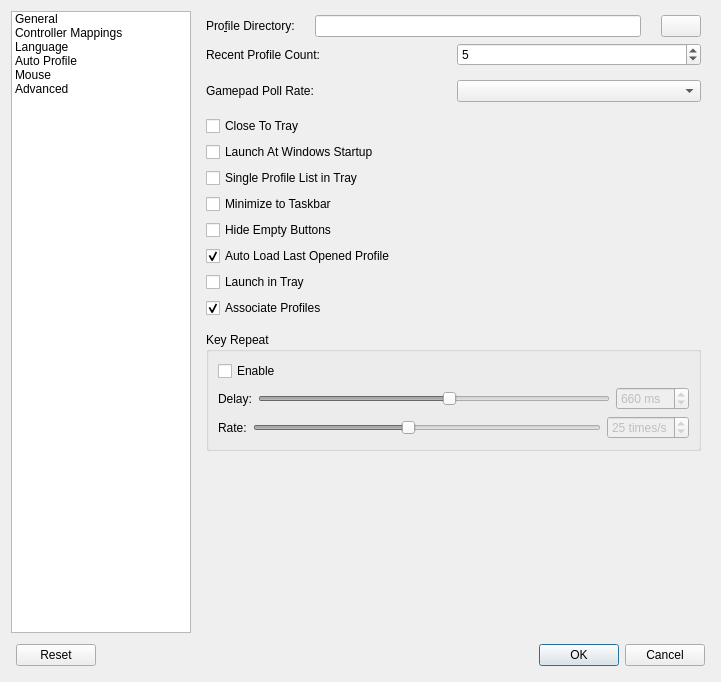
Qt form src/mainsettingsdialog.ui (AntiMicroX/antimicrox) before a commit.
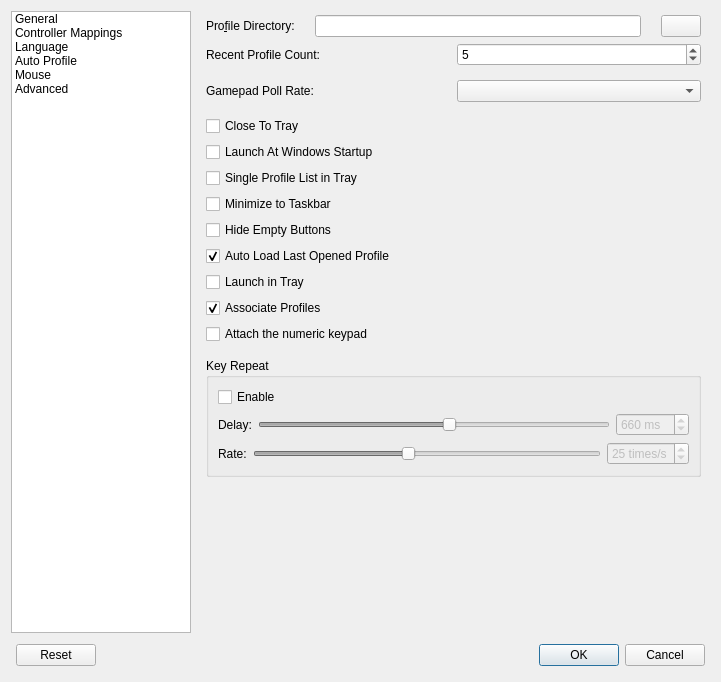
The same form after that commit. The open tabs and pages were chosen to show the change. Icons and pictures are not drawn.

Commit message:
Added new option in settings - unlock keypad keys - #96
It's not virtualization - don't use when you don't have keypad

Diff of the .ui file:
```diff
--- a/src/mainsettingsdialog.ui
+++ b/src/mainsettingsdialog.ui
@@ -317,6 +317,19 @@
            </property>
           </widget>
          </item>
+         <item>
+          <widget class="QCheckBox" name="attachNumKeypadCheckbox">
+           <property name="toolTip">
+            <string>Remember, it won't work if you don't have such keypad connected to computer or if it's not embedded like in desktop PCs</string>
+           </property>
+           <property name="toolTipDuration">
+            <number>-1</number>
+           </property>
+           <property name="text">
+            <string>Attach the numeric keypad</string>
+           </property>
+          </widget>
+         </item>
          <item>
           <spacer name="verticalSpacer_7">
            <property name="orientation">
```
Left out of the diff: 2 changed lines with no effect on the pictures. The commit also changes 13 other files.
